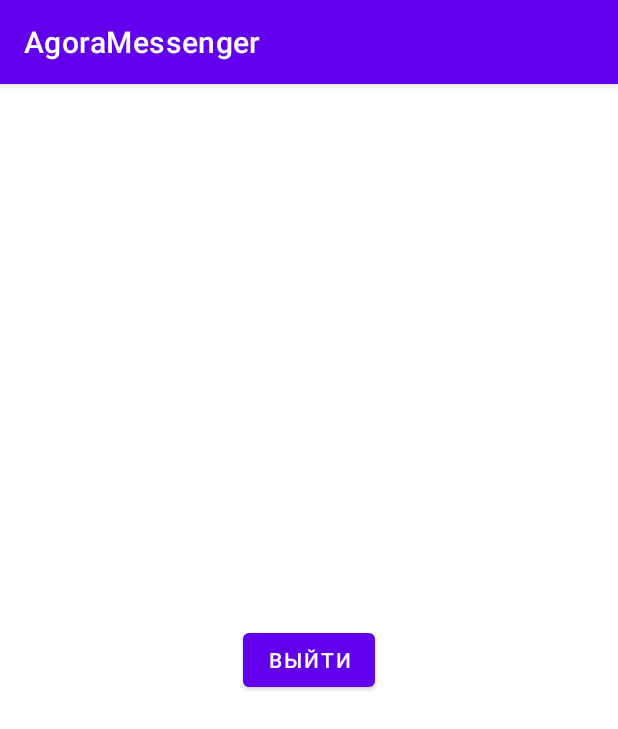
After one commit to Impulseone/AgoraTestAndroid, an Android app: the MainFragment screen opened through its navigation route, on a phone screen of 412 x 824 dp. The commit adds this screen. Shown: the top 729 px of the screen. Run offline under Robolectric (Android 15) with nearby library versions, the phone set to English and light mode, and no system bars.

Commit message:
added login fragment and main fragment

```diff
--- a/app/build.gradle
+++ b/app/build.gradle
@@ -40,6 +40,7 @@ dependencies {
     implementation "androidx.appcompat:appcompat:$appcompat"
     implementation "com.google.android.material:material:$material"
     implementation "androidx.constraintlayout:constraintlayout:$constraint_layout"
+    implementation 'androidx.legacy:legacy-support-v4:1.0.0'
 
     //testing
     testImplementation "junit:junit:$junit"
@@ -48,4 +49,9 @@ dependencies {
 
     //agora
     implementation "com.github.agorabuilder:rtm-sdk:$agora_rtm_sdk"
+
+    // Navigation
+    implementation "androidx.navigation:navigation-fragment-ktx:$nav_version"
+    implementation "androidx.navigation:navigation-ui-ktx:$nav_version"
+    implementation "androidx.navigation:navigation-testing:$nav_version"
 }
--- a/app/src/main/AndroidManifest.xml
+++ b/app/src/main/AndroidManifest.xml
@@ -14,13 +14,15 @@
         android:supportsRtl="true"
         android:theme="@style/Theme.AgoraTestAndroid">
         <activity
-            android:name=".MainActivity"
+            android:name=".StartActivity"
             android:exported="true">
             <intent-filter>
                 <action android:name="android.intent.action.MAIN" />
-
                 <category android:name="android.intent.category.LAUNCHER" />
             </intent-filter>
+        </activity>
+        <activity
+            android:name=".MainActivity">
         </activity>
     </application>
 
--- a/app/src/main/java/com/example/agoratestandroid/MainActivity.kt
+++ b/app/src/main/java/com/example/agoratestandroid/MainActivity.kt
@@ -1,6 +1,4 @@
 package com.example.agoratestandroid
-
-
 import android.os.Bundle
 import android.view.View
 import android.widget.EditText
@@ -8,7 +6,6 @@ import android.widget.TextView
 import android.widget.Toast
 import androidx.appcompat.app.AppCompatActivity
 import io.agora.rtm.*
-
 
 class MainActivity : AppCompatActivity() {
     // Define global variables
--- /dev/null
+++ b/app/src/main/java/com/example/agoratestandroid/StartActivity.kt
@@ -0,0 +1,11 @@
+package com.example.agoratestandroid
+
+import androidx.appcompat.app.AppCompatActivity
+import android.os.Bundle
+
+class StartActivity : AppCompatActivity() {
+    override fun onCreate(savedInstanceState: Bundle?) {
+        super.onCreate(savedInstanceState)
+        setContentView(R.layout.activity_start)
+    }
+}
--- /dev/null
+++ b/app/src/main/java/com/example/agoratestandroid/scenes/login/LoginFragment.kt
@@ -0,0 +1,8 @@
+package com.example.agoratestandroid.scenes.login
+
+import androidx.fragment.app.Fragment
+import com.example.agoratestandroid.R
+
+class LoginFragment : Fragment(R.layout.scene_login) {
+
+}
--- /dev/null
+++ b/app/src/main/java/com/example/agoratestandroid/scenes/main/MainFragment.kt
@@ -0,0 +1,7 @@
+package com.example.agoratestandroid.scenes.main
+
+import androidx.fragment.app.Fragment
+import com.example.agoratestandroid.R
+
+class MainFragment : Fragment(R.layout.scene_main) {
+}
--- /dev/null
+++ b/app/src/main/res/layout/activity_start.xml
@@ -0,0 +1,21 @@
+<?xml version="1.0" encoding="utf-8"?>
+<androidx.constraintlayout.widget.ConstraintLayout xmlns:android="http://schemas.android.com/apk/res/android"
+    xmlns:app="http://schemas.android.com/apk/res-auto"
+    xmlns:tools="http://schemas.android.com/tools"
+    android:layout_width="match_parent"
+    android:layout_height="match_parent"
+    tools:context=".StartActivity">
+
+    <androidx.fragment.app.FragmentContainerView
+        android:id="@+id/nav_host_fragment"
+        android:name="androidx.navigation.fragment.NavHostFragment"
+        android:layout_width="0dp"
+        android:layout_height="0dp"
+        app:defaultNavHost="true"
+        app:layout_constraintBottom_toBottomOf="parent"
+        app:layout_constraintTop_toTopOf="parent"
+        app:layout_constraintEnd_toEndOf="parent"
+        app:layout_constraintStart_toStartOf="parent"
+        app:navGraph="@navigation/nav_graph" />
+
+</androidx.constraintlayout.widget.ConstraintLayout>
--- /dev/null
+++ b/app/src/main/res/layout/scene_main.xml
@@ -0,0 +1,19 @@
+<?xml version="1.0" encoding="utf-8"?>
+<androidx.constraintlayout.widget.ConstraintLayout xmlns:android="http://schemas.android.com/apk/res/android"
+    xmlns:app="http://schemas.android.com/apk/res-auto"
+    xmlns:tools="http://schemas.android.com/tools"
+    android:layout_width="match_parent"
+    android:layout_height="match_parent"
+    tools:context=".scenes.main.MainFragment">
+
+    <Button
+        android:id="@+id/logout_bt"
+        android:layout_width="wrap_content"
+        android:layout_height="wrap_content"
+        android:text="@string/logout"
+        app:layout_constraintBottom_toBottomOf="parent"
+        app:layout_constraintEnd_toEndOf="parent"
+        app:layout_constraintStart_toStartOf="parent"
+        app:layout_constraintTop_toTopOf="parent" />
+
+</androidx.constraintlayout.widget.ConstraintLayout>
--- /dev/null
+++ b/app/src/main/res/navigation/nav_graph.xml
@@ -0,0 +1,26 @@
+<?xml version="1.0" encoding="utf-8"?>
+<navigation xmlns:android="http://schemas.android.com/apk/res/android"
+    xmlns:app="http://schemas.android.com/apk/res-auto"
+    xmlns:tools="http://schemas.android.com/tools"
+    android:id="@+id/nav_graph"
+    app:startDestination="@id/loginFragment">
+
+    <fragment
+        android:id="@+id/loginFragment"
+        android:name="com.example.agoratestandroid.scenes.login.LoginFragment"
+        tools:layout="@layout/scene_login" >
+        <action
+            android:id="@+id/action_loginFragment_to_mainFragment"
+            app:destination="@id/mainFragment" />
+    </fragment>
+    <fragment
+        android:id="@+id/mainFragment"
+        android:name="com.example.agoratestandroid.scenes.main.MainFragment"
+        android:label="scene_main"
+        tools:layout="@layout/scene_main" >
+        <action
+            android:id="@+id/action_mainFragment_to_loginFragment"
+            app:destination="@id/loginFragment" />
+    </fragment>
+
+</navigation>
--- a/versions.gradle
+++ b/versions.gradle
@@ -14,4 +14,7 @@ ext {
 
     //agora
     agora_rtm_sdk = "1.4.10"
+
+    //navigation
+    nav_version = "2.4.1"
 }
```
Also changed, not shown: app/src/main/res/layout/scene_login.xml (added, +34 -0 lines), app/src/main/res/values/strings.xml (+7 -2 lines).
